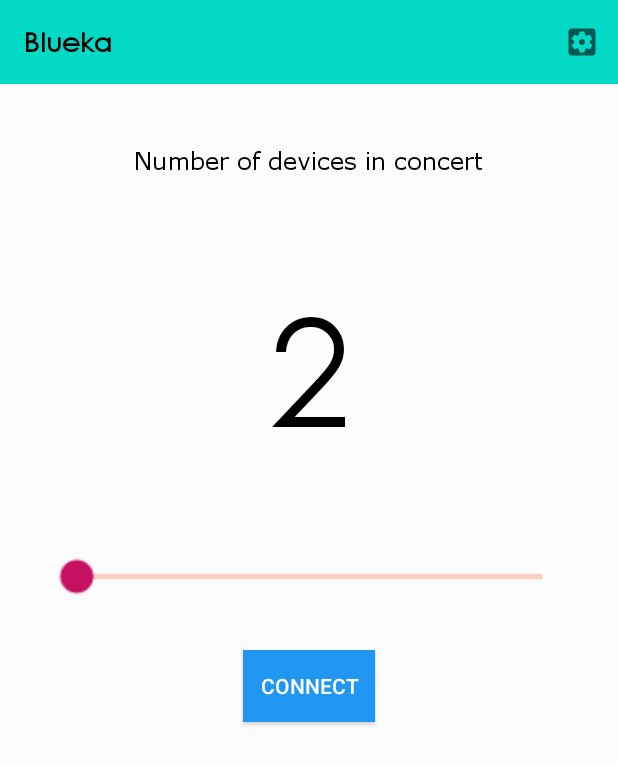
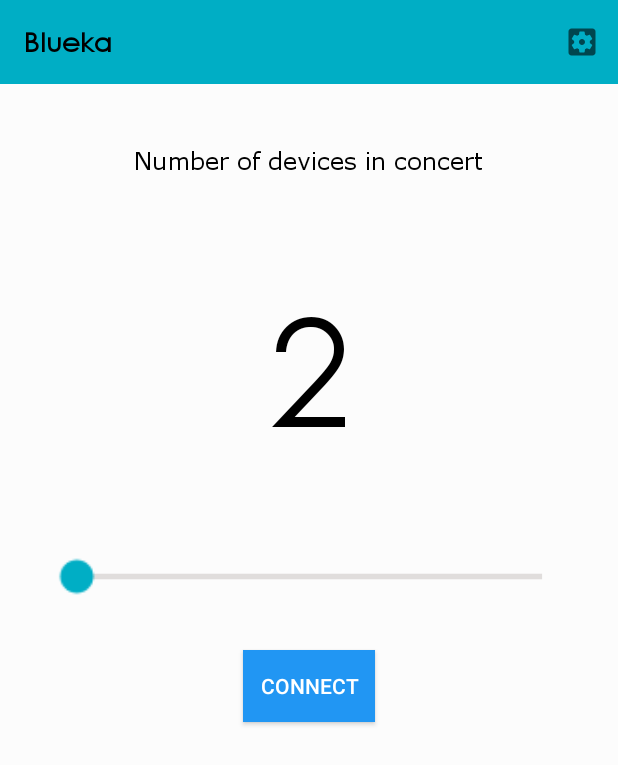
Before and after one commit to Group-10b-SE-GP/BlueKa, an Android app: the screen it shows after launch (MainActivity), on a phone screen of 412 x 824 dp. Shown: the top 765 px of the screen. Run offline under Robolectric (Android 15) with nearby library versions, the phone set to English and light mode, and no system bars.

Commit message:
Slight changes to colours

```diff
--- a/app/src/main/java/com/group10b/blueka/Settingspage.java
+++ b/app/src/main/java/com/group10b/blueka/Settingspage.java
@@ -217,6 +217,7 @@ public class Settingspage extends AppCompatActivity {
 
     }
 
+
     public void setBluetoothButtonStatus(){
         if (myBluetoothAdapter.isEnabled()){
             bluetoothbutton.setChecked(true);
--- a/app/src/main/res/layout/activity_main.xml
+++ b/app/src/main/res/layout/activity_main.xml
@@ -12,7 +12,7 @@
         android:id="@+id/toolbarmain"
         android:layout_width="match_parent"
         android:layout_height="wrap_content"
-        android:background="@color/colorAccent"
+        android:background="#00AEC5"
         android:theme="@style/Theme.AppCompat.DayNight.DarkActionBar">
 
         <TextView
@@ -62,9 +62,9 @@
         android:progress="2"
         android:scaleX="1.85"
         android:scaleY="1.85"
-        android:thumbTint="@color/thumbtintcolor"
-        android:progressBackgroundTint="@color/progressBackgroundTint"
-        android:progressTint="@color/progressTint"/>
+        android:thumbTint="#00AEC5"
+        android:progressBackgroundTint="#8E8481"
+        android:progressTint="#00AEC5"/>
     <Button
     android:layout_width="wrap_content"
     android:layout_height="wrap_content"
--- a/app/src/main/res/layout/activity_settingspage.xml
+++ b/app/src/main/res/layout/activity_settingspage.xml
@@ -12,7 +12,7 @@
         android:id="@+id/toolbarsettings"
         android:layout_width="match_parent"
         android:layout_height="wrap_content"
-        android:background="@color/colorAccent"
+        android:background="#00AEC5"
         android:theme="@style/Theme.AppCompat.DayNight.DarkActionBar"
         tools:ignore="MissingConstraints">
         <ImageView
--- a/app/src/main/res/values-night/styles.xml
+++ b/app/src/main/res/values-night/styles.xml
@@ -2,9 +2,9 @@
     <!-- Base application theme. -->
     <style name="AppTheme" parent="Theme.AppCompat.Light.NoActionBar">
         <!-- Customize your theme here. -->
-        <item name="colorPrimary">@color/colorPrimary</item>
-        <item name="colorPrimaryDark">@color/colorPrimaryDark</item>
-        <item name="colorAccent">@color/colorAccent</item>
+        <item name="colorPrimary">#006467</item>
+        <item name="colorPrimaryDark">#0197AA</item>
+        <item name="colorAccent">#057D81</item>
         <item name="android:windowAnimationStyle">@style/WindowAnimationTransition</item>
     </style>
     <!--    Transition For Dark Them to Light or vice versa-->
--- a/app/src/main/res/values/styles.xml
+++ b/app/src/main/res/values/styles.xml
@@ -2,9 +2,9 @@
     <!-- Base application theme. -->
     <style name="AppTheme" parent="Theme.AppCompat.Light.NoActionBar">
         <!-- Customize your theme here. -->
-        <item name="colorPrimary">@color/colorPrimary</item>
-        <item name="colorPrimaryDark">@color/colorPrimaryDark</item>
-        <item name="colorAccent">@color/colorAccent</item>
+        <item name="colorPrimary">#006467</item>
+        <item name="colorPrimaryDark">#0197AA</item>
+        <item name="colorAccent">#058488</item>
         <item name="android:windowAnimationStyle">@style/WindowAnimationTransition</item>
     </style>
 <!--    Transition For Dark Them to Light or vice versa-->
```
